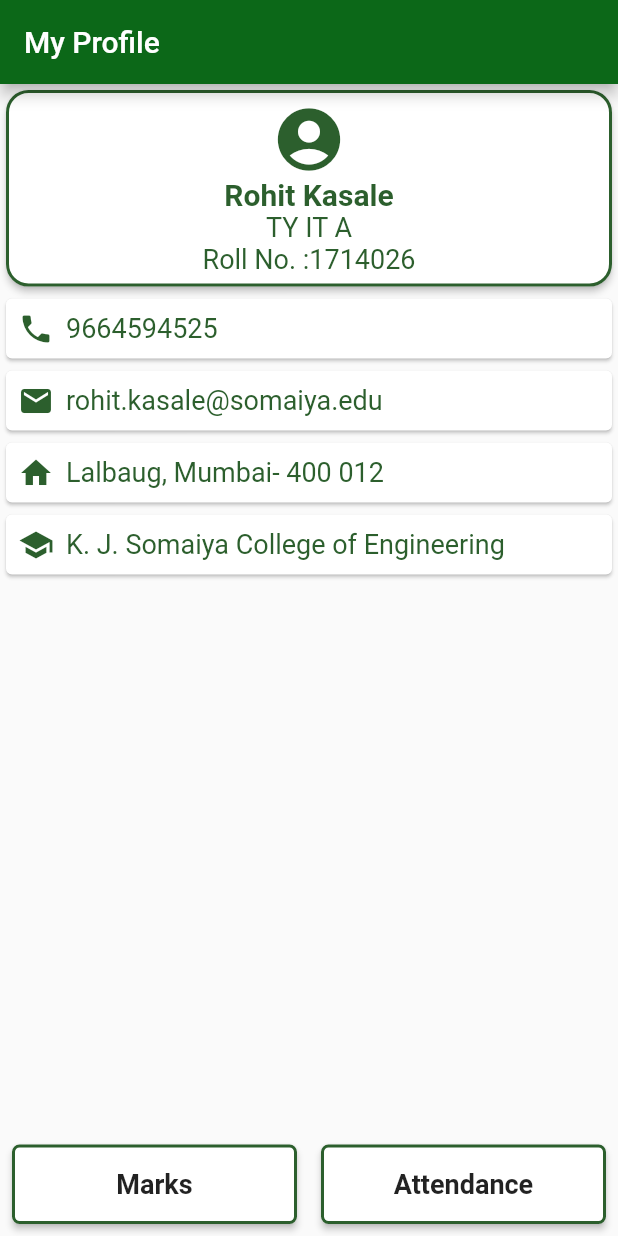
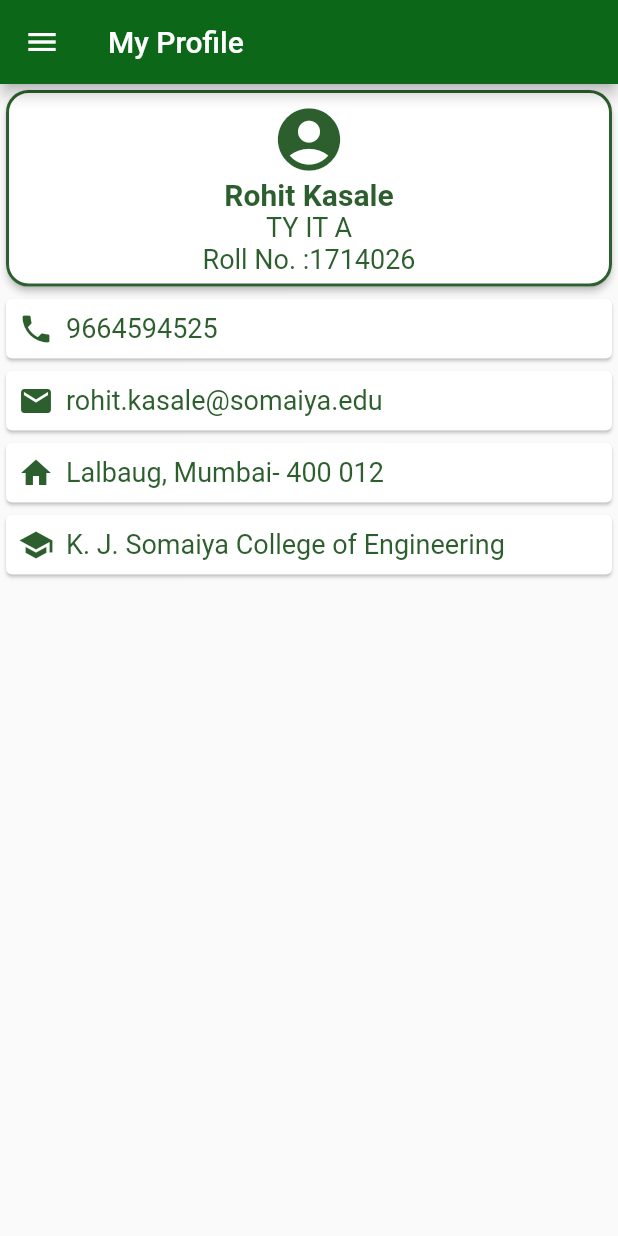
Before and after one commit to rkasale28/Flutter_Table, a Flutter app: the screen it shows after launch, on a phone screen of 412 x 824 dp. Run offline on Flutter 3.47's test engine with Material 2 defaults, Android fonts, the phone set to English and light mode, and no system bars.

Commit message:
Added Navigation Drawer

```diff
--- a/lib/main.dart
+++ b/lib/main.dart
@@ -40,10 +40,69 @@ class _HomePageState extends State<HomePage> {
 
   @override
   Widget build(BuildContext context) {
-    return Scaffold(
+      return Scaffold(
       appBar: AppBar(
         title: const Text('My Profile'),
         backgroundColor: Color.fromRGBO(12, 104, 24, 4.0),
+      ),
+      drawer: new Drawer(
+        elevation: 2.0,
+        child: new Column(
+          children: <Widget>[
+            new UserAccountsDrawerHeader(
+              decoration: BoxDecoration(
+                color: Colors.black,
+                border: Border(
+                  bottom: BorderSide(color: Colors.blue,width: 5.0)
+                )
+              ),
+              accountName:Text(st.studentName,
+                style: TextStyle(
+                  fontSize: 18,
+                  fontWeight: FontWeight.bold,
+                  color: Colors.blue,
+                ),),
+
+              accountEmail: Text(st.studentInfo[1],
+                style: TextStyle(
+                  fontSize: 16,
+                  color: Colors.white,
+                ),),
+
+              currentAccountPicture: new CircleAvatar(
+                backgroundColor: const Color(0xff2C5F2D),
+                child: Text(st.studentName.substring(0,1),
+                style: TextStyle(
+                  fontSize: 34,
+                  color: Colors.white,
+                  fontWeight: FontWeight.bold
+                ),),
+              ),
+            ),
+            Container(
+              child: new ListTile(
+                title: Text("Marks",),
+                leading: CircleAvatar(
+                  backgroundColor: const Color(0xff2C5F2D),
+                  child: Icon(Icons.assessment,
+                  color: Colors.white),
+                ),
+                onTap: () => Navigator.of(context).pushNamed("/second"),
+              ),
+            ),
+            new Divider(),
+            new ListTile(
+              leading:CircleAvatar(
+                backgroundColor: const Color(0xff2C5F2D),
+                child: Icon(Icons.wc,
+                color: Colors.white),
+              ),
+              title: Text("Attendance"),
+              onTap: () => Navigator.of(context).pushNamed("/third"),
+            ),
+            new Divider()
+          ],
+        ),
       ),
       body: Column(mainAxisSize: MainAxisSize.min, children: <Widget>[
         Card(
@@ -117,72 +176,7 @@ class _HomePageState extends State<HomePage> {
                 );
               }),
         ),
-        Padding(
-          padding: const EdgeInsets.only(top: 16.0),
-          child: Row(
-            children: <Widget>[
-              Expanded(
-                flex: 4,
-                child: Padding(
-                  padding: const EdgeInsets.all(8.0),
-                  child: RaisedButton(
-                      child: Padding(
-                        padding: const EdgeInsets.all(16.0),
-                        child: Text(
-                          "Marks",
-                          style: TextStyle(
-                            fontSize: 18,
-                            fontWeight: FontWeight.bold,
-                          ),
-                        ),
-                      ),
-                      color: Colors.white,
-                      elevation: 2.0,
-                      shape: RoundedRectangleBorder(
-                          borderRadius: BorderRadius.circular(5.0),
-                          side: BorderSide(
-                            color: const Color(0xff2C5F2D),
-                            width: 2.0,
-                          )),
-                      onPressed: () {
-                        Navigator.of(context).pushNamed("/second");
-                      }),
-                ),
-              ),
-              Expanded(
-                flex: 4,
-                child: Padding(
-                  padding: const EdgeInsets.all(8.0),
-                  child: RaisedButton(
-                    child: Padding(
-                      padding: const EdgeInsets.all(16.0),
-                      child: Text(
-                        "Attendance",
-                        style: TextStyle(
-                          fontSize: 18,
-                          fontWeight: FontWeight.bold,
-                        ),
-                      ),
-                    ),
-                    color: Colors.white,
-                    elevation: 2.0,
-                    shape: RoundedRectangleBorder(
-                        borderRadius: BorderRadius.circular(5.0),
-                        side: BorderSide(
-                          color: const Color(0xff2C5F2D),
-                          width: 2.0,
-                        )),
-                    onPressed: () {
-                      //Basic way of navigation
-                      Navigator.of(context).pushNamed("/third");
-                    },
-                  ),
-                ),
-              )
-            ],
-          ),
-        ),
-      ]),
+        ]),
     );
   }
 }
--- a/lib/marks_page.dart
+++ b/lib/marks_page.dart
@@ -1,4 +1,5 @@
 import 'package:flutter/material.dart';
+import 'package:table_app/student_model.dart';
 import 'package:table_app/student_services.dart';
 
 class Marks extends StatefulWidget {
@@ -8,6 +9,7 @@ class Marks extends StatefulWidget {
 
 class _MarksState extends State<Marks> {
   List pointers = [];
+  Student st;
 
   _MarksState() {
     loadStudent().then((val) => setState(() {
```
